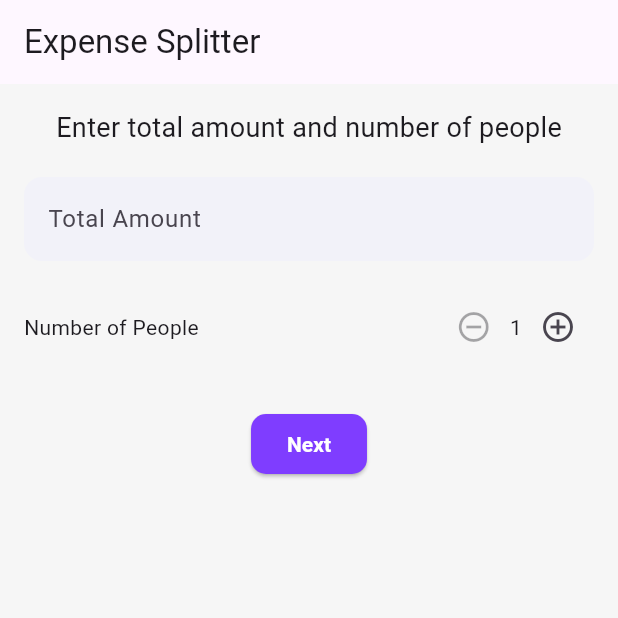
After one commit to Shri-Radhey-Mishra/Bill-Splitter, a Flutter app: the screen it shows after launch, on a phone screen of 412 x 824 dp, the top half of it. The commit adds this screen. Run offline on Flutter 3.47's test engine with Material 3 defaults, Android fonts, the phone set to English and light mode, and no system bars.

```diff
--- /dev/null
+++ b/lib/pages/home_flow.dart
@@ -0,0 +1,125 @@
+import 'package:flutter/material.dart';
+import '../widgets/step1_input_header.dart';
+import '../widgets/step2_people_input.dart';
+import '../widgets/step2_5_selection_filter.dart';
+import '../widgets/step3_result_display.dart';
+
+class HomeFlow extends StatefulWidget {
+  const HomeFlow({super.key});
+
+  @override
+  State<HomeFlow> createState() => _HomeFlowState();
+}
+
+class _HomeFlowState extends State<HomeFlow> {
+  int step = 1;
+  int numPeople = 1;
+  double totalAmount = 0;
+
+  final List<TextEditingController> _nameControllers = [];
+  final List<TextEditingController> _amountControllers = [];
+  List<String> transactions = [];
+  Set<int> selectedSplitIndices = {};
+
+  void goToStep2() {
+    _nameControllers.clear();
+    _amountControllers.clear();
+    for (int i = 0; i < numPeople; i++) {
+      _nameControllers.add(TextEditingController());
+      _amountControllers.add(TextEditingController());
+    }
+    setState(() => step = 2);
+  }
+
+  void goToStep2_5() {
+    selectedSplitIndices = {for (var i = 0; i < numPeople; i++) i}; // All selected
+    setState(() => step = 25);
+  }
+
+  void calculateAndGoToStep3() {
+    final names = _nameControllers.map((c) => c.text).toList();
+    final contributions = _amountControllers.map((c) => double.tryParse(c.text) ?? 0.0).toList();
+
+    final includedIndices = selectedSplitIndices.toList();
+    final equalShare = totalAmount / includedIndices.length;
+
+    final balances = List.generate(names.length, (i) => 0.0);
+    for (int i = 0; i < names.length; i++) {
+      balances[i] = contributions[i] - (includedIndices.contains(i) ? equalShare : 0);
+    }
+
+    final creditors = <Map<String, dynamic>>[];
+    final debtors = <Map<String, dynamic>>[];
+
+    for (int i = 0; i < balances.length; i++) {
+      if (balances[i] > 0) {
+        creditors.add({'index': i, 'amount': balances[i]});
+      } else if (balances[i] < 0) {
+        debtors.add({'index': i, 'amount': -balances[i]});
+      }
+    }
+
+    int i = 0, j = 0;
+    final result = <String>[];
+
+    while (i < debtors.length && j < creditors.length) {
+      var debtor = debtors[i];
+      var creditor = creditors[j];
+      double payment = debtor['amount'] < creditor['amount'] ? debtor['amount'] : creditor['amount'];
+
+      result.add("${names[debtor['index']]} pays ${names[creditor['index']]}: ₹${payment.toStringAsFixed(2)}");
+
+      debtor['amount'] -= payment;
+      creditor['amount'] -= payment;
+
+      if (debtor['amount'] == 0) i++;
+      if (creditor['amount'] == 0) j++;
+    }
+
+    setState(() {
+      transactions = result;
+      step = 3;
+    });
+  }
+
+  @override
+  Widget build(BuildContext context) {
+    return Scaffold(
+      appBar: AppBar(title: const Text("Expense Splitter")),
+      body: Padding(
+        padding: const EdgeInsets.all(16),
+        child: step == 1
+            ? Step1InputHeader(
+          numPeople: numPeople,
+          totalAmount: totalAmount,
+          onNumChanged: (val) => setState(() => numPeople = val),
+          onAmountChanged: (val) => setState(() => totalAmount = val),
+          onNext: goToStep2,
+        )
+            : step == 2
+            ? Step2PeopleInput(
+          numPeople: numPeople,
+          nameControllers: _nameControllers,
+          amountControllers: _amountControllers,
+          onSubmit: goToStep2_5,
+        )
+            : step == 25
+            ? SplitSelectorStep(
+          names: _nameControllers.map((c) => c.text).toList(),
+          selectedIndices: selectedSplitIndices,
+          onToggle: (index) {
+            setState(() {
+              if (selectedSplitIndices.contains(index)) {
+                selectedSplitIndices.remove(index);
+              } else {
+                selectedSplitIndices.add(index);
+              }
+            });
+          },
+          onContinue: calculateAndGoToStep3,
+        )
+            : Step3ResultDisplay(transactions: transactions),
+      ),
+    );
+  }
+}
--- /dev/null
+++ b/lib/widgets/increment_control.dart
@@ -0,0 +1,33 @@
+import 'package:flutter/material.dart';
+
+class IncrementControl extends StatelessWidget {
+  final String label;
+  final int value;
+  final void Function(int) onChanged;
+
+  const IncrementControl({
+    required this.label,
+    required this.value,
+    required this.onChanged,
+    super.key,
+  });
+
+  @override
+  Widget build(BuildContext context) {
+    return Row(
+      children: [
+        Text(label),
+        const Spacer(),
+        IconButton(
+          icon: const Icon(Icons.remove_circle_outline),
+          onPressed: value > 1 ? () => onChanged(value - 1) : null,
+        ),
+        Text('$value'),
+        IconButton(
+          icon: const Icon(Icons.add_circle_outline),
+          onPressed: () => onChanged(value + 1),
+        ),
+      ],
+    );
+  }
+}
--- /dev/null
+++ b/lib/widgets/step1_input_header.dart
@@ -0,0 +1,42 @@
+import 'package:flutter/material.dart';
+import 'increment_control.dart';
+
+class Step1InputHeader extends StatelessWidget {
+  final int numPeople;
+  final double totalAmount;
+  final void Function(int) onNumChanged;
+  final void Function(double) onAmountChanged;
+  final VoidCallback onNext;
+
+  const Step1InputHeader({
+    required this.numPeople,
+    required this.totalAmount,
+    required this.onNumChanged,
+    required this.onAmountChanged,
+    required this.onNext,
+    super.key,
+  });
+
+  @override
+  Widget build(BuildContext context) {
+    return Column(
+      children: [
+        const Text("Enter total amount and number of people", style: TextStyle(fontSize: 18)),
+        const SizedBox(height: 20),
+        TextFormField(
+          keyboardType: TextInputType.number,
+          decoration: const InputDecoration(labelText: 'Total Amount'),
+          onChanged: (val) => onAmountChanged(double.tryParse(val) ?? 0),
+        ),
+        const SizedBox(height: 20),
+        IncrementControl(
+          label: "Number of People",
+          value: numPeople,
+          onChanged: onNumChanged,
+        ),
+        const SizedBox(height: 30),
+        ElevatedButton(onPressed: onNext, child: const Text("Next")),
+      ],
+    );
+  }
+}
```
Also changed, not shown: lib/main.dart (+5 -10 lines), lib/pages/expense_input_page.dart (deleted, +0 -112 lines), lib/widgets/num_input.dart (deleted, +0 -18 lines), lib/widgets/people_input_form.dart (deleted, +0 -45 lines), lib/widgets/primary_button.dart (deleted, +0 -16 lines), lib/widgets/result_display.dart (deleted, +0 -28 lines), lib/widgets/step2_5_selection_filter.dart (added, +47 -0 lines), lib/widgets/step2_people_input.dart (added, +51 -0 lines), lib/widgets/step3_result_display.dart (added, +35 -0 lines).
